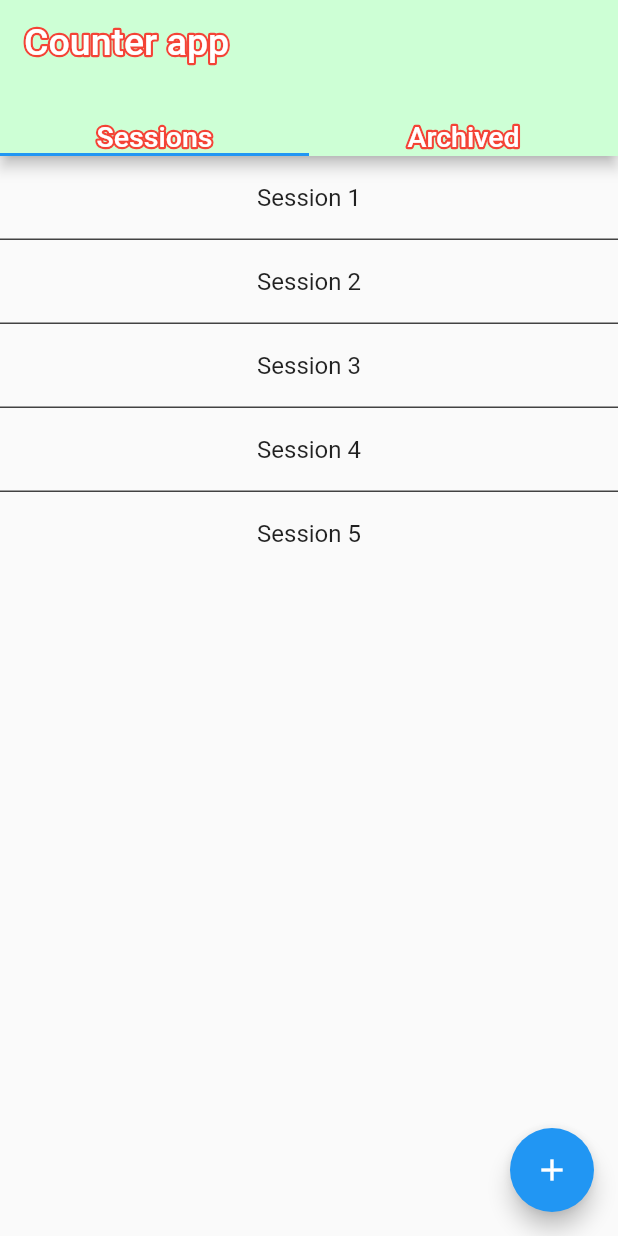
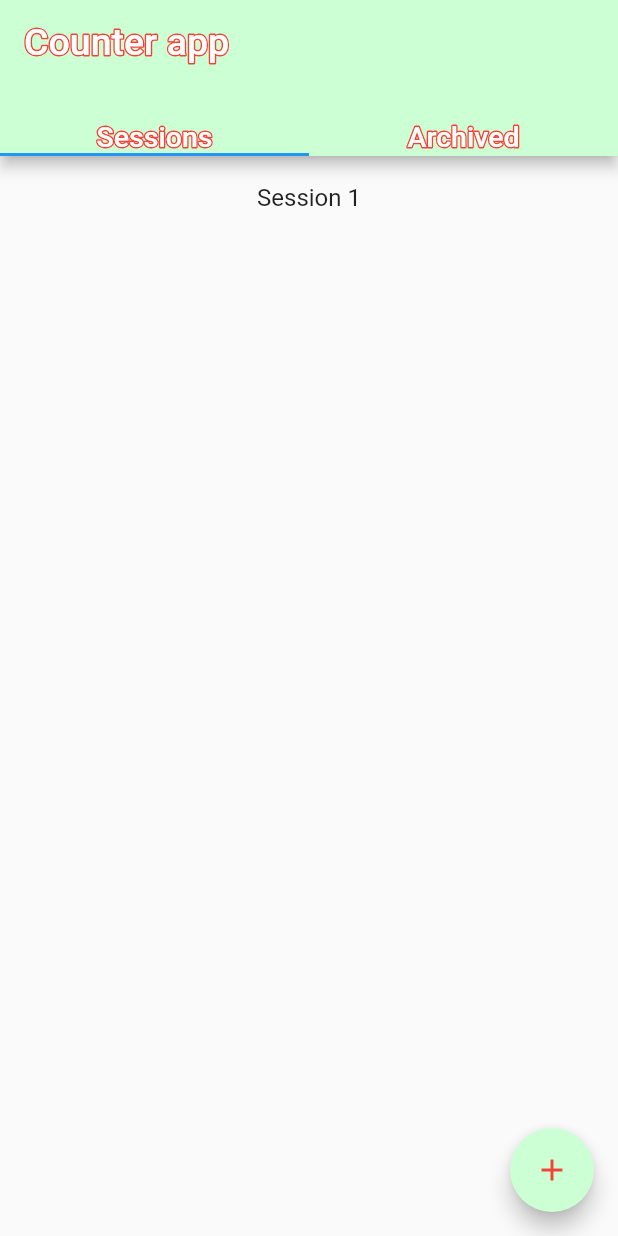
Before and after one commit to Ace1020302/counter-app, a Flutter app: the screen it shows after launch, after a tap on the "add" icon, on a phone screen of 412 x 824 dp. Run offline on Flutter 3.47's test engine with Material 2 defaults, Android fonts, the phone set to English and light mode, and no system bars; drawn by our look-alikes of bordered_text, flutter_slidable.

Commit message:
Refactored Session Widget to Session Screen and removed the components folder

```diff
--- a/lib/screens/home_screen.dart
+++ b/lib/screens/home_screen.dart
@@ -1,17 +1,12 @@
 import 'package:bordered_text/bordered_text.dart';
-import 'package:counter_app/components/session_widget.dart';
+import 'package:counter_app/screens/session_screen.dart';
 import 'package:flutter/material.dart';
 import 'package:flutter_slidable/flutter_slidable.dart';
 
 import '../counter.dart';
 import '../session.dart';
 
-List<Session> sessions = [
-  Session('Session 1', [Counter('Player 1'), Counter('Player 2')]),
-  Session('Session 2', [Counter('Player 1'), Counter('Player 2')]),
-  Session('Session 3', [Counter('Player 1'), Counter('Player 2')]),
-  Session('Session 4', [Counter('Player 1'), Counter('Player 2')])
-];
+List<Session> sessions = [];
 
 List<Session> archivedSessions = [];
 
@@ -33,7 +28,7 @@ class HomeScreenState extends State<HomeScreen> {
         appBar: AppBar(
           title: BorderedText(
             strokeColor: Colors.red,
-            strokeWidth: 3,
+            strokeWidth: 2,
             child: Text('Counter app',
                 textAlign: TextAlign.center,
                 style: TextStyle(fontSize: 25, color: Colors.white)),
@@ -41,17 +36,17 @@ class HomeScreenState extends State<HomeScreen> {
           bottom: TabBar(tabs: <Widget>[
             BorderedText(
                 strokeColor: Colors.red,
-                strokeWidth: 3,
+                strokeWidth: 2,
                 child: Text('Sessions',
                     style: TextStyle(fontSize: 19, color: Colors.white))),
             BorderedText(
                 strokeColor: Colors.red,
-                strokeWidth: 3,
+                strokeWidth: 2,
                 child: Text('Archived',
                     style: TextStyle(fontSize: 19, color: Colors.white)))
           ]),
         ),
-        //SessionWidget(sessions[0])
+        //SessionScreen(sessions[0])
         body: TabBarView(
           children: <Widget>[
             (sessions.length <= 0 || sessions == null)
@@ -76,7 +71,7 @@ class HomeScreenState extends State<HomeScreen> {
                         onTap: () => Navigator.push(
                           context,
                           MaterialPageRoute(
-                            builder: (context) => SessionWidget(
+                            builder: (context) => SessionScreen(
                               sessions[index],
                             ),
                           ),
@@ -130,7 +125,7 @@ class HomeScreenState extends State<HomeScreen> {
                         onTap: () => Navigator.push(
                           context,
                           MaterialPageRoute(
-                            builder: (context) => ArchivedSessionWidget(
+                            builder: (context) => ArchivedSessionScreen(
                               archivedSessions[index],
                             ),
                           ),
@@ -168,7 +163,8 @@ class HomeScreenState extends State<HomeScreen> {
           ],
         ),
         floatingActionButton: FloatingActionButton(
-          child: Icon(Icons.add),
+          backgroundColor: Color(0xFFCDFFD5),
+          child: Icon(Icons.add, color: Colors.red),
           onPressed: () {
             setState(() {
               addItem();
--- a/lib/components/session_widget.dart
+++ b/lib/screens/session_screen.dart
@@ -4,21 +4,21 @@ import 'package:flutter/material.dart';
 
 import '../session.dart';
 
-class SessionWidget extends StatefulWidget {
+class SessionScreen extends StatefulWidget {
   Session session;
 
-  SessionWidget(this.session);
+  SessionScreen(this.session);
 
   @override
   State<StatefulWidget> createState() {
-    return SessionWidgetState(session);
+    return SessionScreenState(session);
   }
 }
 
-class SessionWidgetState extends State<SessionWidget> {
+class SessionScreenState extends State<SessionScreen> {
   Session session;
 
-  SessionWidgetState(this.session);
+  SessionScreenState(this.session);
 
   @override
   Widget build(BuildContext context) {
@@ -127,21 +127,21 @@ class SessionWidgetState extends State<SessionWidget> {
   }
 }
 
-class ArchivedSessionWidget extends StatefulWidget {
+class ArchivedSessionScreen extends StatefulWidget {
   Session session;
 
-  ArchivedSessionWidget(this.session);
+  ArchivedSessionScreen(this.session);
 
   @override
   State<StatefulWidget> createState() {
-    return ArchivedSessionWidgetState(session);
+    return ArchivedSessionScreenState(session);
   }
 }
 
-class ArchivedSessionWidgetState extends State<ArchivedSessionWidget> {
+class ArchivedSessionScreenState extends State<ArchivedSessionScreen> {
   Session session;
 
-  ArchivedSessionWidgetState(this.session);
+  ArchivedSessionScreenState(this.session);
 
   @override
   Widget build(BuildContext context) {
```
